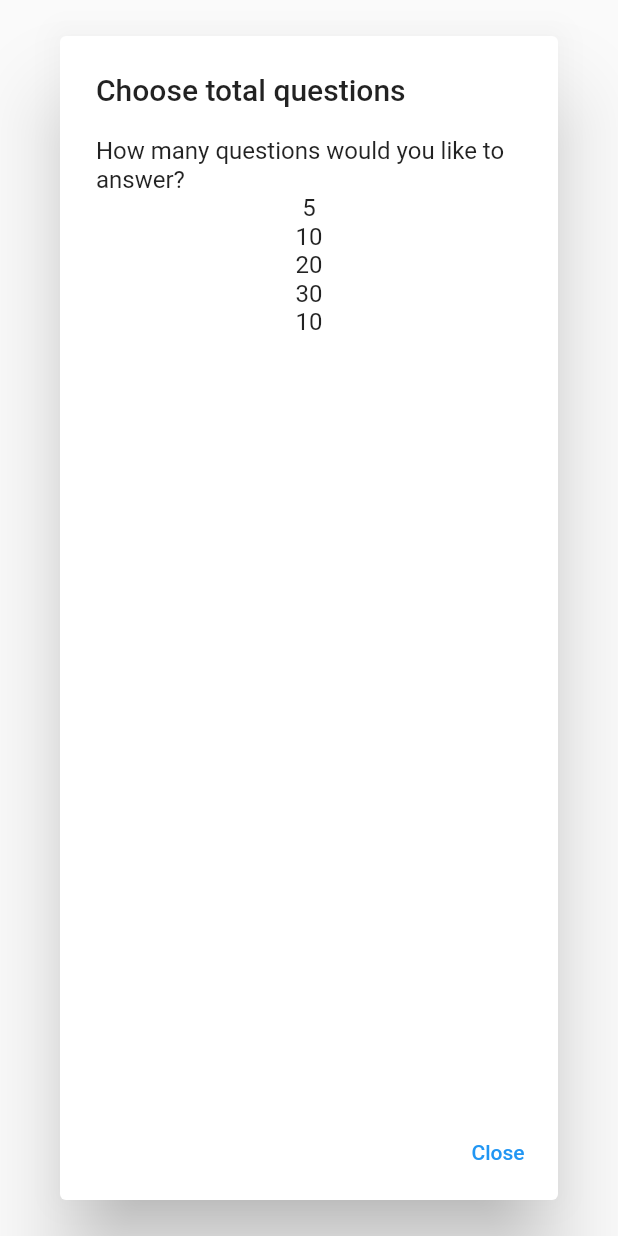
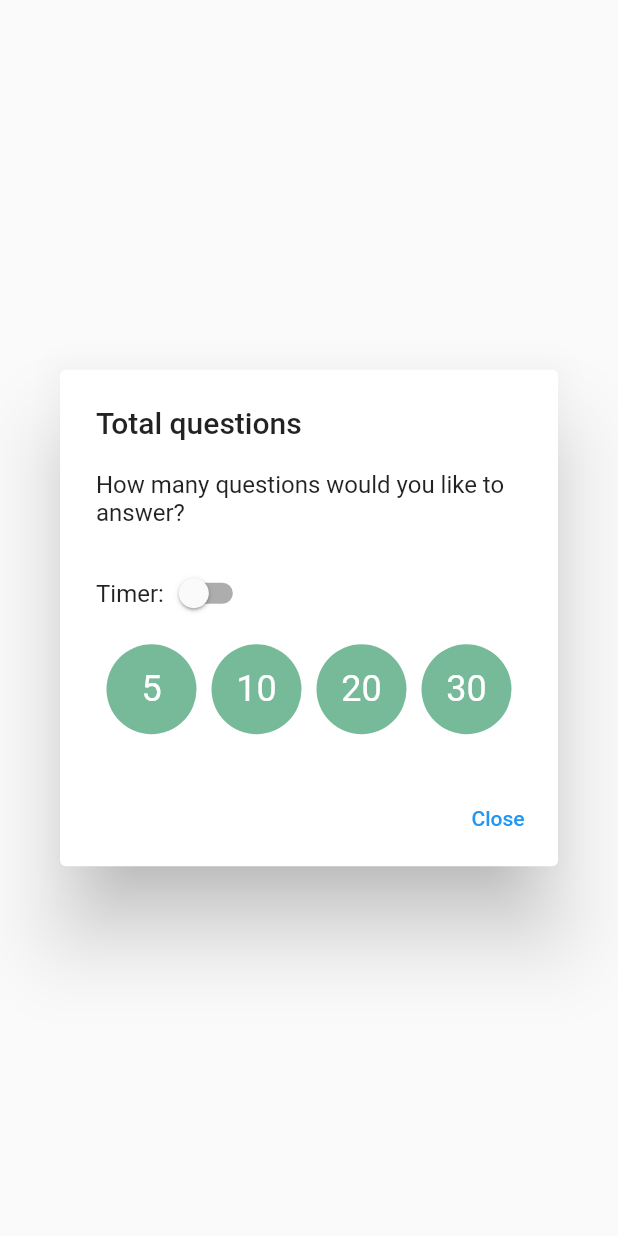
Before and after one commit to amar-aryal/quizz, a Flutter app: the QuestionOptionsDialog widget shown alone on an empty page, opened directly, on a phone screen of 412 x 824 dp. Run offline on Flutter 3.47's test engine with Material 2 defaults, Android fonts, the phone set to English and light mode, and no system bars; our stand-ins replace dartz, dio, flutter_hooks, freezed_annotation, hooks_riverpod; network calls fail.

Commit message:
added questions no and timer option features

```diff
--- a/lib/UI/screens/question_page.dart
+++ b/lib/UI/screens/question_page.dart
@@ -47,7 +47,7 @@ class QuestionPage extends HookConsumerWidget {
             return SingleChildScrollView(
               child: Column(
                 children: [
-                  const SizedBox(height: 10),
+                  const SizedBox(height: 30),
                   Stack(
                     children: [
                       Container(
--- a/lib/UI/widgets/category_item.dart
+++ b/lib/UI/widgets/category_item.dart
@@ -1,6 +1,7 @@
 import 'package:flutter/material.dart';
 import 'package:quizz/UI/category_utils.dart';
 import 'package:quizz/UI/screens/question_screen.dart';
+import 'package:quizz/UI/widgets/question_options_dialog.dart';
 
 class CategoryItem extends StatelessWidget {
   const CategoryItem({
@@ -54,67 +55,3 @@ class CategoryItem extends StatelessWidget {
     );
   }
 }
-
-class QuestionOptionsDialog extends StatelessWidget {
-  const QuestionOptionsDialog({Key? key}) : super(key: key);
-
-  @override
-  Widget build(BuildContext context) {
-    int? totalQuestions;
-
-    return AlertDialog(
-      title: const Text('Choose total questions'),
-      content: Column(
-        children: [
-          const Text('How many questions would you like to answer?'),
-          InkWell(
-            onTap: () {
-              totalQuestions = 5;
-              Navigator.pop(context, totalQuestions);
-            },
-            child: const Text('5'),
-          ),
-          InkWell(
-            onTap: () {
-              totalQuestions = 10;
-              Navigator.pop(context, totalQuestions);
-            },
-            child: const Text('10'),
-          ),
-          InkWell(
-            onTap: () {
-              totalQuestions = 20;
-              Navigator.pop(context, totalQuestions);
-            },
-            child: const Text('20'),
-          ),
-          InkWell(
-            onTap: () {
-              totalQuestions = 30;
-              Navigator.pop(context, totalQuestions);
-            },
-            child: const Text('30'),
-          ),
-          InkWell(
-            onTap: () {
-              totalQuestions = 10;
-              Navigator.pop(context, totalQuestions);
-            },
-            child: const Text('10'),
-          ),
-        ],
-      ),
-      actions: <Widget>[
-        TextButton(
-          style: TextButton.styleFrom(
-            textStyle: Theme.of(context).textTheme.labelLarge,
-          ),
-          child: const Text('Close'),
-          onPressed: () {
-            Navigator.of(context).pop();
-          },
-        ),
-      ],
-    );
-  }
-}
--- /dev/null
+++ b/lib/UI/widgets/question_options_dialog.dart
@@ -0,0 +1,81 @@
+import 'package:flutter/material.dart';
+import 'package:flutter_hooks/flutter_hooks.dart';
+import 'package:hooks_riverpod/hooks_riverpod.dart';
+import 'package:quizz/utils/constants.dart';
+
+final timerOnProvider = StateProvider<bool>((_) => false);
+
+class QuestionOptionsDialog extends HookConsumerWidget {
+  const QuestionOptionsDialog({Key? key}) : super(key: key);
+
+  @override
+  Widget build(BuildContext context, WidgetRef ref) {
+    final timerOn = ref.watch(timerOnProvider);
+    int? totalQuestions;
+    final timerOnNotifier = useValueNotifier(timerOn);
+
+    return AlertDialog(
+      title: const Text('Total questions'),
+      content: Column(
+        mainAxisSize: MainAxisSize.min,
+        children: [
+          const Text('How many questions would you like to answer?'),
+          const SizedBox(height: 20),
+          ValueListenableBuilder(
+              valueListenable: timerOnNotifier,
+              builder: (_, bool timerOnValue, __) {
+                return Row(
+                  children: [
+                    const Text('Timer:'),
+                    Switch.adaptive(
+                      value: timerOnValue,
+                      activeColor: appBarColor,
+                      onChanged: (value) {
+                        timerOnNotifier.value = value;
+                        ref.read(timerOnProvider.notifier).state = value;
+                      },
+                    ),
+                  ],
+                );
+              }),
+          const SizedBox(height: 10),
+          Wrap(
+            spacing: 10,
+            runSpacing: 10,
+            children: [
+              ...[5, 10, 20, 30].map(
+                (e) => InkWell(
+                  onTap: () {
+                    totalQuestions = e;
+                    Navigator.pop(context, totalQuestions);
+                  },
+                  child: CircleAvatar(
+                    radius: 30,
+                    backgroundColor: appBarColor,
+                    child: Text(
+                      '$e',
+                      style: Theme.of(context).textTheme.headline5!.copyWith(
+                            color: Colors.white,
+                          ),
+                    ),
+                  ),
+                ),
+              ),
+            ],
+          ),
+        ],
+      ),
+      actions: <Widget>[
+        TextButton(
+          style: TextButton.styleFrom(
+            textStyle: Theme.of(context).textTheme.labelLarge,
+          ),
+          child: const Text('Close'),
+          onPressed: () {
+            Navigator.of(context).pop();
+          },
+        ),
+      ],
+    );
+  }
+}
```
Also changed, not shown: lib/UI/screens/question_screen.dart (+14 -1 lines), lib/UI/widgets/quiz_timer.dart (added, +63 -0 lines).
